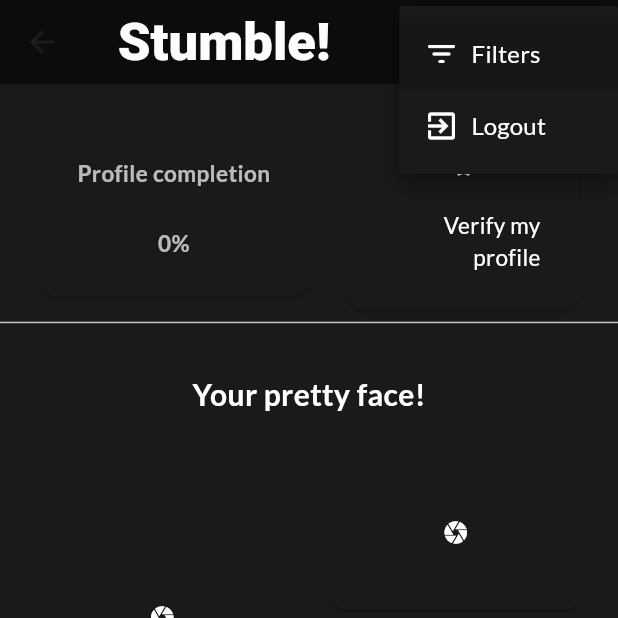
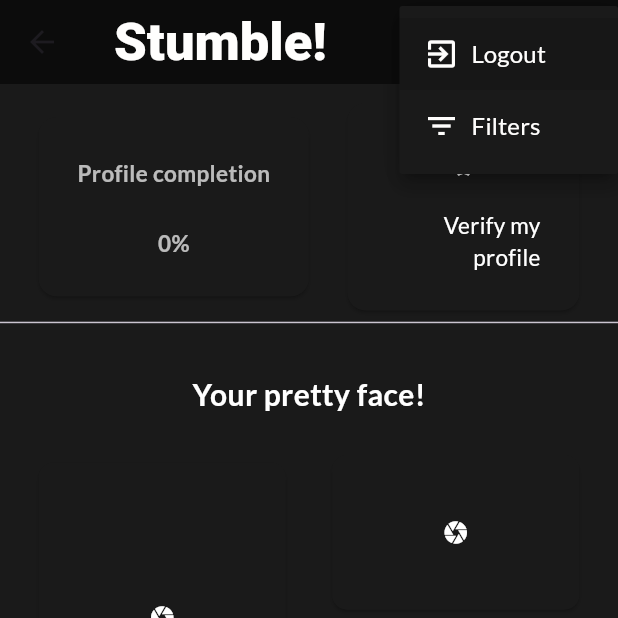
Before and after one commit to sarthakagrawal927/stumble-app, a Flutter app: the UserProfileCompletionScreen screen opened by its route, after a tap on the "menu" icon, on a phone screen of 412 x 824 dp, the top half of it. Run offline on Flutter 3.47's test engine with Material 3 defaults, Android fonts, the phone set to English and light mode, and no system bars; our stand-ins replace dio, firebase_core, firebase_crashlytics, flutter_otp_text_field, flutter_secure_storage, google_fonts and 4 more; missing offline and left inert: age_calculator, chucker_flutter; accounts and stored records are empty; Roboto replaces fonts that are missing (Sacramento).

Commit message:
Minor css improvements

```diff
--- a/lib/screens/filters_screen.dart
+++ b/lib/screens/filters_screen.dart
@@ -27,7 +27,7 @@ class _FiltersScreenState extends State<FiltersScreen> {
         title: const Text(
           'Filters',
           style: TextStyle(
-            color: Color.fromRGBO(231, 10, 95, 1),
+            color: filterScreenHeadingColor,
           ),
         ),
         backgroundColor: backgroundColor,
@@ -136,6 +136,7 @@ class _FiltersScreenState extends State<FiltersScreen> {
             margin: EdgeInsets.only(
                 top: MediaQuery.of(context).size.height / 16,
                 bottom: MediaQuery.of(context).size.height / 16),
+            padding: EdgeInsets.all(MediaQuery.of(context).size.width / 6),
             child: ElevatedButton(
               style: ElevatedButton.styleFrom(
                   backgroundColor: filterScreenTextColor),
--- a/lib/widgets/top_app_bar.dart
+++ b/lib/widgets/top_app_bar.dart
@@ -5,6 +5,24 @@ import 'package:google_fonts/google_fonts.dart';
 import '../constants.dart';
 import '../screens/filters_screen.dart';
 import '../utils/internal_storage.dart';
+
+enum DropdownOptions {
+  filters,
+  logout,
+}
+
+class DropdownOptionVal {
+  final String value;
+  final IconData icon;
+  final DropdownOptions dropdownOption;
+
+  DropdownOptionVal(this.value, this.icon, this.dropdownOption);
+}
+
+var defaultDropdownOptions = [
+  DropdownOptionVal("Logout", Icons.exit_to_app, DropdownOptions.logout),
+  DropdownOptionVal("Filters", Icons.filter_list, DropdownOptions.filters),
+];
 
 class TopAppBar extends StatelessWidget implements PreferredSizeWidget {
   const TopAppBar({super.key});
@@ -19,41 +37,21 @@ class TopAppBar extends StatelessWidget implements PreferredSizeWidget {
         actions: [
           DropdownButtonHideUnderline(
             child: DropdownButton(
+              enableFeedback: true,
               dropdownColor: backgroundColor,
-              items: const [
-                DropdownMenuItem(
-                  value: 'Filters',
-                  child: Row(
-                    children: [
-                      Icon(
-                        Icons.filter_list_rounded,
-                        color: whiteColor,
-                      ),
-                      SizedBox(width: 8),
-                      Text(
-                        'Filters',
-                        style: TextStyle(color: whiteColor),
-                      ),
-                    ],
-                  ),
-                ),
-                DropdownMenuItem(
-                  value: 'Logout',
-                  child: Row(
-                    children: [
-                      Icon(
-                        Icons.exit_to_app,
-                        color: whiteColor,
-                      ),
-                      SizedBox(width: 8),
-                      Text(
-                        'Logout',
-                        style: TextStyle(color: whiteColor),
-                      ),
-                    ],
-                  ),
-                ),
-              ],
+              items: defaultDropdownOptions
+                  .map((e) => DropdownMenuItem(
+                        value: e.value,
+                        child: Row(
+                          children: [
+                            Icon(e.icon, color: whiteColor),
+                            const SizedBox(width: 8),
+                            Text(e.value,
+                                style: const TextStyle(color: whiteColor)),
+                          ],
+                        ),
+                      ))
+                  .toList(),
               onChanged: (itemIdentifier) async {
                 if (itemIdentifier == 'Logout') {
                   deleteSecureData(authKey).then((value) =>
@@ -71,8 +69,7 @@ class TopAppBar extends StatelessWidget implements PreferredSizeWidget {
         ],
         backgroundColor: topAppBarColor,
         title: Padding(
-          padding:
-              EdgeInsets.only(left: MediaQuery.of(context).size.width / 64),
+          padding: const EdgeInsets.only(left: 4),
           child: Text(
             'Stumble!',
             style: GoogleFonts.sacramento(
```
Also changed, not shown: lib/screens/swiping_screen.dart (+23 -34 lines).
